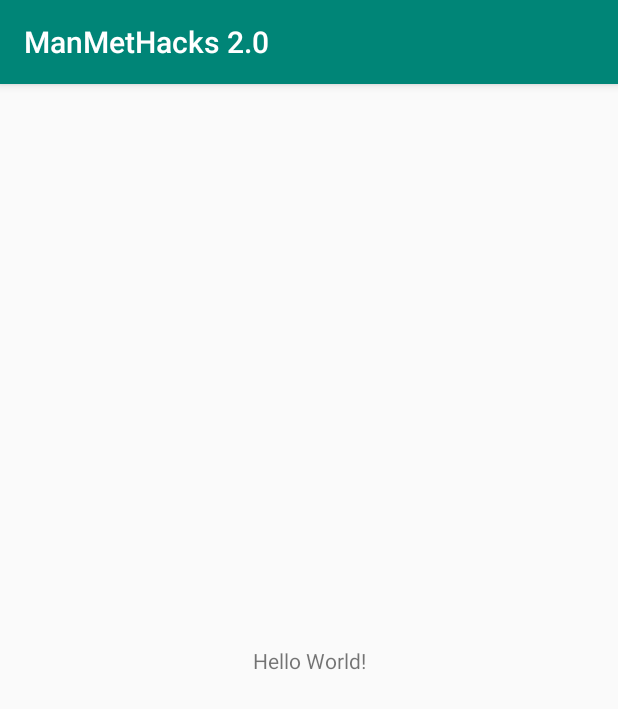
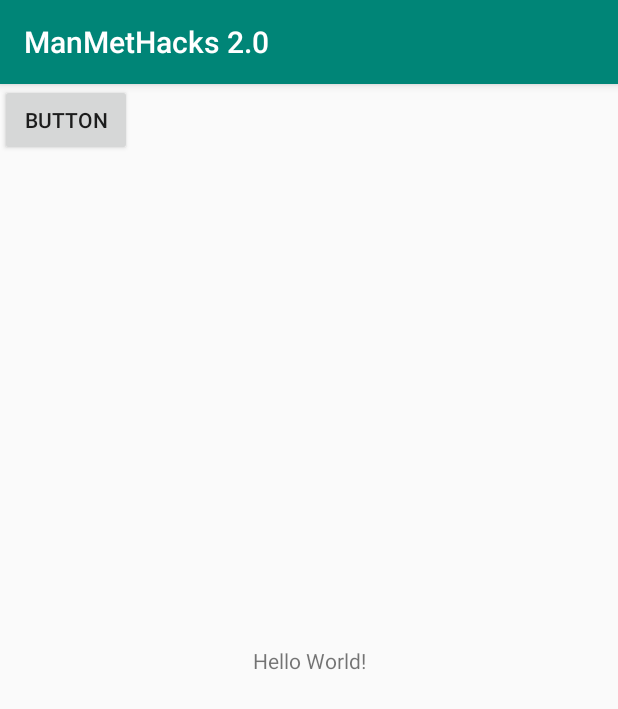
Before and after one commit to wrussell1999/manmethacks-2, an Android app: the screen it shows after launch (MainActivity), on a phone screen of 412 x 824 dp. Shown: the top 709 px of the screen. Run offline under Robolectric (Android 15) with nearby library versions, the phone set to English and light mode, and no system bars.

Commit message:
Basic UI

```diff
--- a/app/src/main/res/layout/activity_main.xml
+++ b/app/src/main/res/layout/activity_main.xml
@@ -16,4 +16,12 @@
         app:layout_constraintRight_toRightOf="parent"
         app:layout_constraintTop_toTopOf="parent" />
 
+    <Button
+        android:id="@+id/button"
+        android:layout_width="wrap_content"
+        android:layout_height="wrap_content"
+        android:text="Button"
+        tools:layout_editor_absoluteX="123dp"
+        tools:layout_editor_absoluteY="526dp" />
+
 </androidx.constraintlayout.widget.ConstraintLayout>
```
Also changed, not shown: app/src/main/res/drawable/mic.xml (added, +9 -0 lines).
